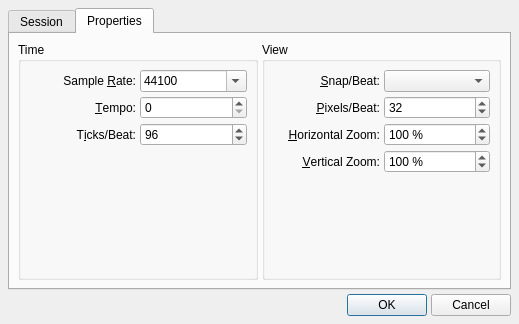
Old version of the form src/qtractorSessionForm.ui in the repository rncbc/qtractor.
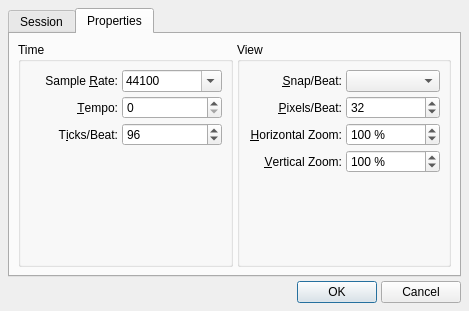
New version of the form. The open tabs and pages were chosen to show the change. Icons and pictures are not drawn. Custom widgets are drawn as their Qt base class.

Commit message:
- Probable crash-fix on session cleanup/reload.
- Tempo/time spin-box width adjustments on session properties
  and tempo-map forms dialogs.

```diff
--- a/src/qtractorSessionForm.ui
+++ b/src/qtractorSessionForm.ui
@@ -25,8 +25,8 @@
    <rect>
     <x>0</x>
     <y>0</y>
-    <width>519</width>
-    <height>324</height>
+    <width>469</width>
+    <height>311</height>
    </rect>
   </property>
   <property name="focusPolicy" >
@@ -224,6 +224,12 @@
           </item>
           <item row="1" column="1" >
            <widget class="qtractorTempoSpinBox" name="TempoSpinBox" >
+            <property name="minimumSize" >
+             <size>
+              <width>100</width>
+              <height>0</height>
+             </size>
+            </property>
             <property name="toolTip" >
              <string>Tempo (BPM) / Signature</string>
             </property>
```
The commit also changes 4 other files.
